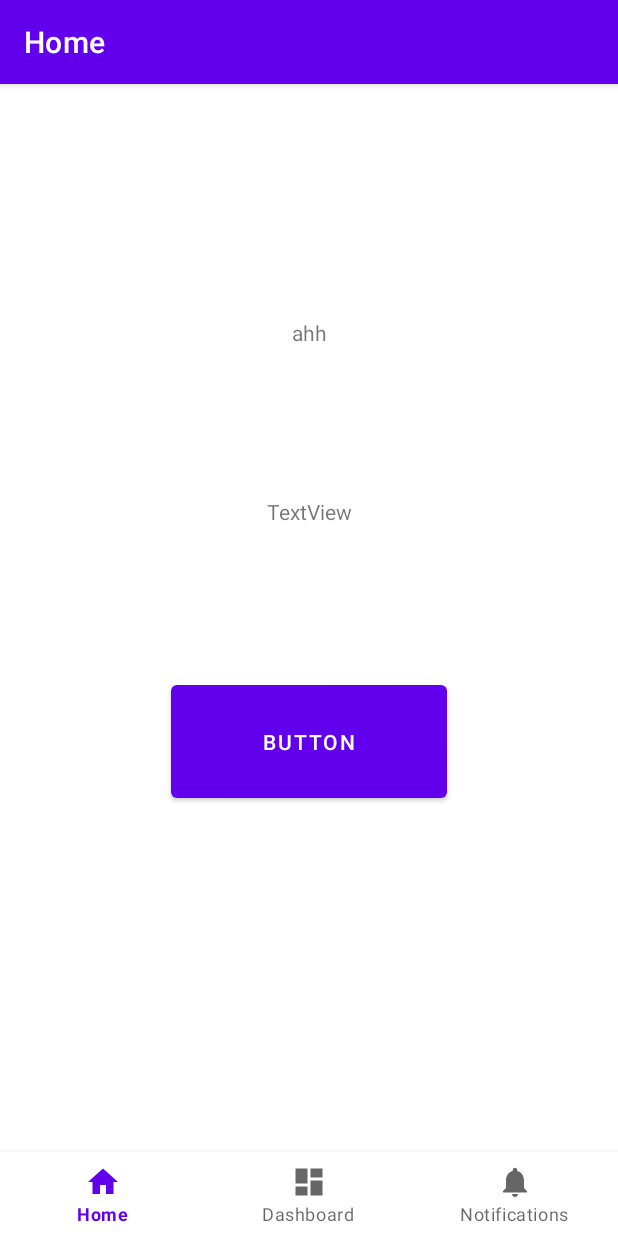
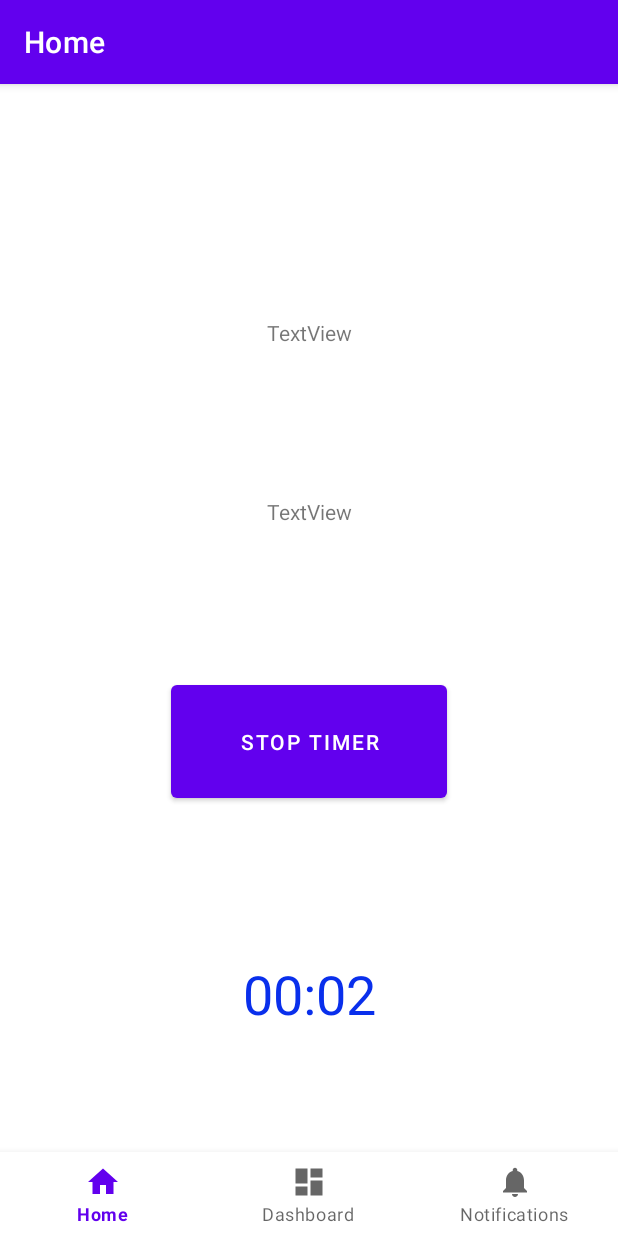
Before and after one commit to e-spinner/app, an Android app: the screen it shows after launch (MainActivity), after a tap on "BUTTON", on a phone screen of 412 x 824 dp. Run offline under Robolectric (Android 15) with nearby library versions, the phone set to English and light mode, and no system bars; our stand-ins replace navigation-ui.

Commit message:
Chronometer widget
can be timer or stopwatch, currently is toggled on and off by a button.

```diff
--- a/app/src/main/java/com/se/app/ui/home/HomeFragment.kt
+++ b/app/src/main/java/com/se/app/ui/home/HomeFragment.kt
@@ -7,8 +7,10 @@ import android.view.ViewGroup
 import android.widget.Button
 import android.widget.Chronometer
 import android.widget.TextView
+import android.widget.Toast
 import androidx.fragment.app.Fragment
 import androidx.lifecycle.ViewModelProvider
+import com.se.app.R
 import com.se.app.databinding.FragmentHomeBinding
 
 
@@ -16,8 +18,7 @@ class HomeFragment : Fragment() {
 
     private var _binding: FragmentHomeBinding? = null
 
-    private lateinit var timeDisplay: TextView
-    private lateinit var clock: Chronometer
+    private lateinit var cMeter: Chronometer
 
     private lateinit var distanceDisplay: TextView
 
@@ -33,21 +34,43 @@ class HomeFragment : Fragment() {
         savedInstanceState: Bundle?
     ): View {
         val homeViewModel =
-            ViewModelProvider(this).get(HomeViewModel::class.java)
+            ViewModelProvider(this)[HomeViewModel::class.java]
 
         _binding = FragmentHomeBinding.inflate(inflater, container, false)
         val root: View = binding.root
 
-        timeDisplay = binding.timeDisplay
+        // chronometer object that can act as a stopwatch or timer
+        // to switch call .setCountDown(boolean)
+        cMeter = binding.cMeter
+
 
 
 
         distanceDisplay = binding.distanceDisplay
         runButton = binding.runButton
 
-        runButton.setOnClickListener {
-            timeDisplay.text = "ahh"
-        }
+        runButton.setOnClickListener(object : View.OnClickListener {
+            var isWorking = false
+
+            override fun onClick(v: View) {
+                isWorking = if (!isWorking) {
+                    cMeter.start()
+                    true
+                } else {
+                    cMeter.stop()
+                    false
+                }
+
+                runButton.text = if (!isWorking) getString(R.string.start) else getString(R.string.stop)
+
+                Toast.makeText(context, getString(
+                    if (isWorking)
+                        R.string.working
+                    else
+                        R.string.stopped),
+                    Toast.LENGTH_SHORT).show()
+            }
+        })
 
         return root
     }
--- a/app/src/main/res/layout/fragment_home.xml
+++ b/app/src/main/res/layout/fragment_home.xml
@@ -6,6 +6,18 @@
     android:layout_width="match_parent"
     android:layout_height="match_parent"
     tools:context=".ui.home.HomeFragment">
+
+    <Chronometer
+        android:id="@+id/c_meter"
+        android:layout_width="wrap_content"
+        android:layout_height="wrap_content"
+        android:layout_marginTop="100dp"
+        android:textAppearance="@style/TextAppearance.AppCompat.Large"
+        android:textColor="#092FEC"
+        android:textSize="36sp"
+        app:layout_constraintEnd_toEndOf="parent"
+        app:layout_constraintStart_toStartOf="parent"
+        app:layout_constraintTop_toBottomOf="@+id/run_button" />
 
     <Button
         android:id="@+id/run_button"
--- a/app/src/main/res/values/strings.xml
+++ b/app/src/main/res/values/strings.xml
@@ -3,4 +3,8 @@
     <string name="title_home">Home</string>
     <string name="title_dashboard">Dashboard</string>
     <string name="title_notifications">Notifications</string>
+    <string name="working">Started</string>
+    <string name="stopped">Stopped</string>
+    <string name="start">Start Timer</string>
+    <string name="stop">Stop Timer</string>
 </resources>
```
